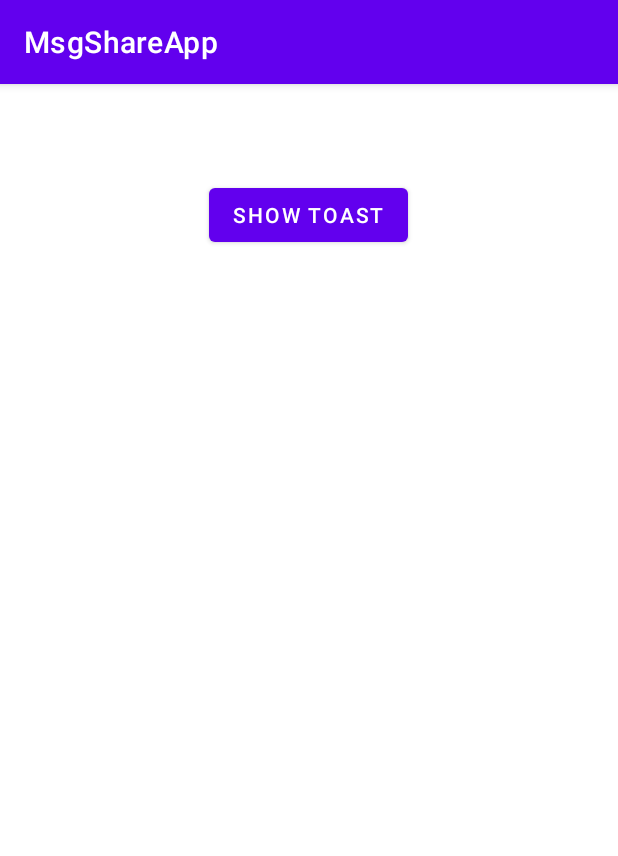
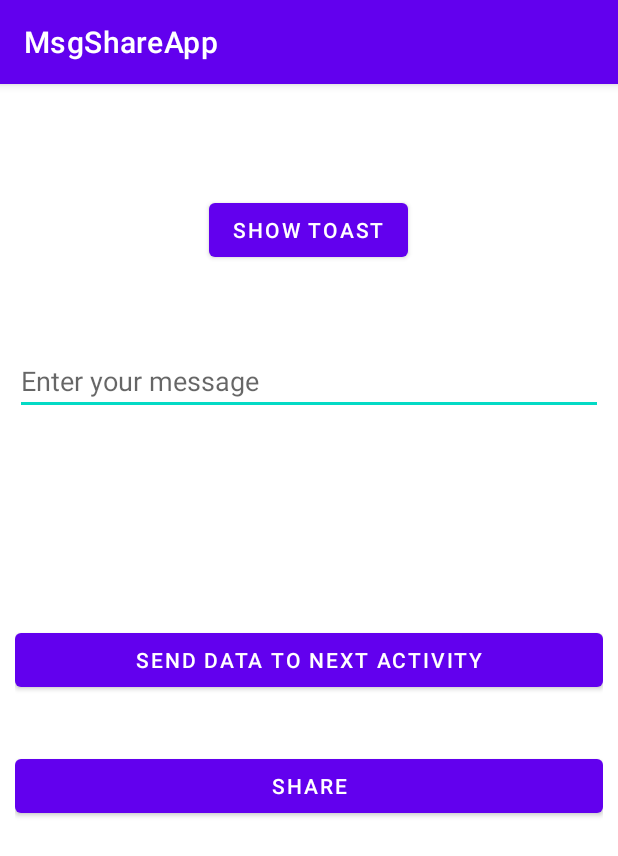
Before and after one commit to BishoM/android-app-kotlin-practice, an Android app: the screen it shows after launch (MainActivity), on a phone screen of 412 x 824 dp. Shown: the top 856 px of the screen. Run offline under Robolectric (Android 15) with nearby library versions, the phone set to English and light mode, and no system bars.

Commit message:
implicity intent for share to

```diff
--- a/app/src/main/AndroidManifest.xml
+++ b/app/src/main/AndroidManifest.xml
@@ -20,6 +20,7 @@
                 <category android:name="android.intent.category.LAUNCHER" />
             </intent-filter>
         </activity>
+        <activity android:name=".SecondActivity" />
     </application>
 
 </manifest>
--- a/app/src/main/java/com/example/msgshareapp/MainActivity.kt
+++ b/app/src/main/java/com/example/msgshareapp/MainActivity.kt
@@ -1,7 +1,9 @@
 package com.example.msgshareapp
 
+import android.content.Intent
 import android.os.Bundle
 import android.widget.Button
+import android.widget.EditText
 import android.widget.Toast
 import androidx.appcompat.app.AppCompatActivity
 
@@ -11,9 +13,30 @@ class MainActivity : AppCompatActivity() {
         setContentView(R.layout.activity_main)
 
         val btnShowToast = findViewById<Button>(R.id.btnShowToast)
+        val sendToNext = findViewById<Button>(R.id.sendToNext)
+        val userMessage = findViewById<EditText>(R.id.userMessage)
+        val btnShare = findViewById<Button>(R.id.btnShare)
         btnShowToast.setOnClickListener {
             Toast.makeText(this, "Button was clicked!", Toast.LENGTH_SHORT).show()
         }
+
+        sendToNext.setOnClickListener{
+            val message: String = userMessage.text.toString()
+            Toast.makeText(this, message, Toast.LENGTH_SHORT).show()
+
+             val intent = Intent(this, SecondActivity::class.java)
+            intent.putExtra("user_message", message)
+            startActivity(intent)
+        }
+
+        btnShare.setOnClickListener{
+            val message: String = userMessage.text.toString()
+            val intent = Intent()
+            intent.action = Intent.ACTION_SEND
+            intent.putExtra(Intent.EXTRA_TEXT, message)
+            intent.type = "text/plain"
+            startActivity(Intent.createChooser(intent, "Share to: "))
+         }
     }
 
 }
--- a/app/src/main/res/layout/activity_main.xml
+++ b/app/src/main/res/layout/activity_main.xml
@@ -5,7 +5,8 @@
     xmlns:tools="http://schemas.android.com/tools"
     android:layout_width="match_parent"
     android:layout_height="match_parent"
-    tools:context=".MainActivity">
+    tools:context=".MainActivity"
+    android:padding="10dp">
 
 
     <Button
@@ -16,4 +17,31 @@
         android:layout_centerHorizontal="true"
         android:layout_marginTop="63dp"
         android:text="Show Toast" />
+
+    <EditText
+        android:id="@+id/userMessage"
+        android:layout_width="match_parent"
+        android:layout_height="wrap_content"
+        android:layout_centerHorizontal="true"
+        android:layout_alignParentTop="true"
+        android:layout_marginTop="165dp"
+        android:ems="10"
+        android:hint="Enter your message" />
+
+    <Button
+        android:id="@+id/sendToNext"
+        android:layout_width="match_parent"
+        android:layout_height="wrap_content"
+        android:layout_centerInParent="true"
+        android:layout_marginBottom="416dp"
+        android:text="Send data to next activity" />
+
+    <Button
+        android:id="@+id/btnShare"
+        android:layout_width="match_parent"
+        android:layout_height="wrap_content"
+        android:layout_alignParentEnd="true"
+        android:layout_alignParentBottom="true"
+        android:layout_marginBottom="266dp"
+        android:text="Share"/>
 </RelativeLayout>
```
Also changed, not shown: app/src/main/java/com/example/msgshareapp/SecondActivity.kt (+18 -1 lines), app/src/main/res/layout/activity_second.xml (+16 -4 lines).
